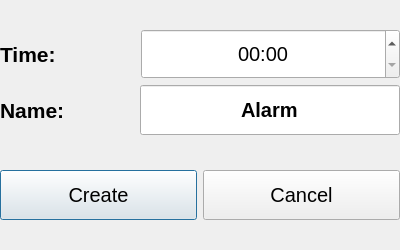
Qt form SmartTimer/addalarmdialog.ui (secondYearProjects/SmartTimer) before a commit.
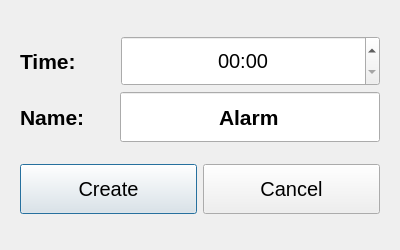
The same form after that commit. Icons and pictures are not drawn.

Patch:
```diff
--- a/SmartTimer/addalarmdialog.ui
+++ b/SmartTimer/addalarmdialog.ui
@@ -22,15 +22,9 @@
    <iconset resource="resources.qrc">
     <normaloff>:/icons/add-icon.png</normaloff>:/icons/add-icon.png</iconset>
   </property>
+  <layout class="QGridLayout" name="gridLayout">
+   <item row="0" column="0">
   <widget class="QWidget" name="widget" native="true">
-   <property name="geometry">
-    <rect>
-     <x>0</x>
-     <y>0</y>
-     <width>400</width>
-     <height>250</height>
-    </rect>
-   </property>
    <property name="styleSheet">
     <string notr="true"/>
    </property>
@@ -132,6 +126,7 @@
           </property>
           <property name="font">
            <font>
+              <pointsize>16</pointsize>
             <weight>75</weight>
             <bold>true</bold>
            </font>
@@ -180,6 +175,8 @@
     </item>
    </layout>
   </widget>
+   </item>
+  </layout>
  </widget>
  <resources>
   <include location="resources.qrc"/>
```
Lines whose indentation alone changed are shown as unchanged.
